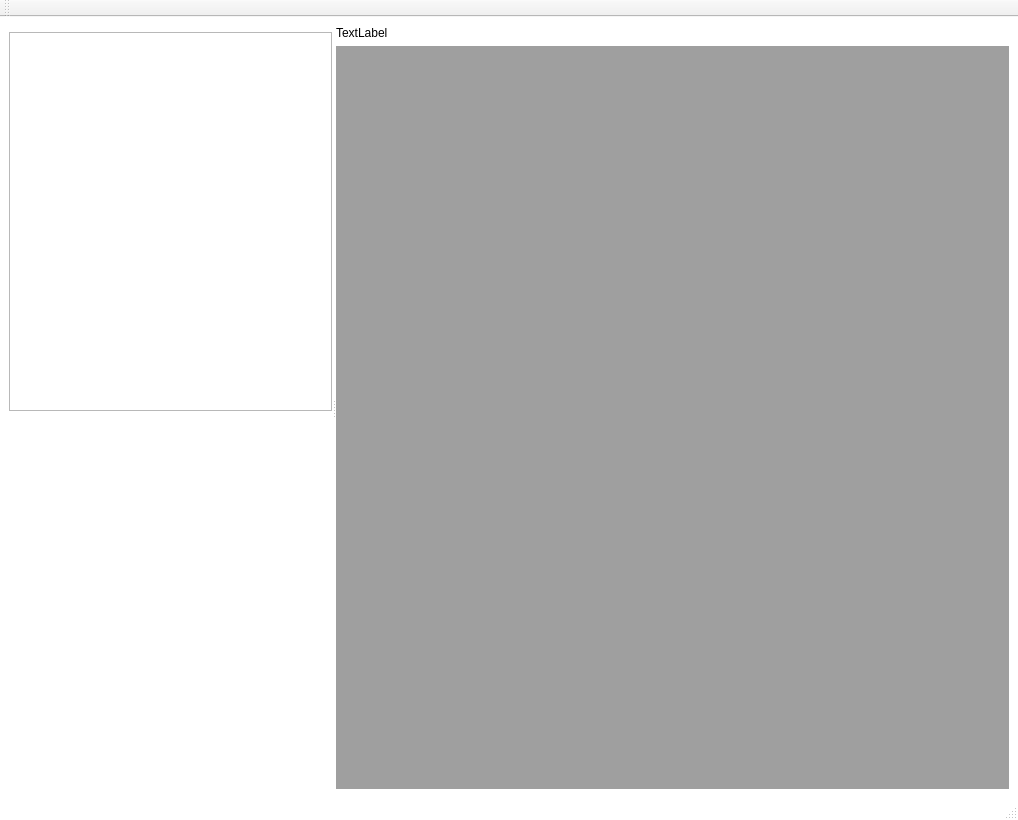
Old version of the form GUI/MainWindow.ui in the repository PaulDebus/vis_project.
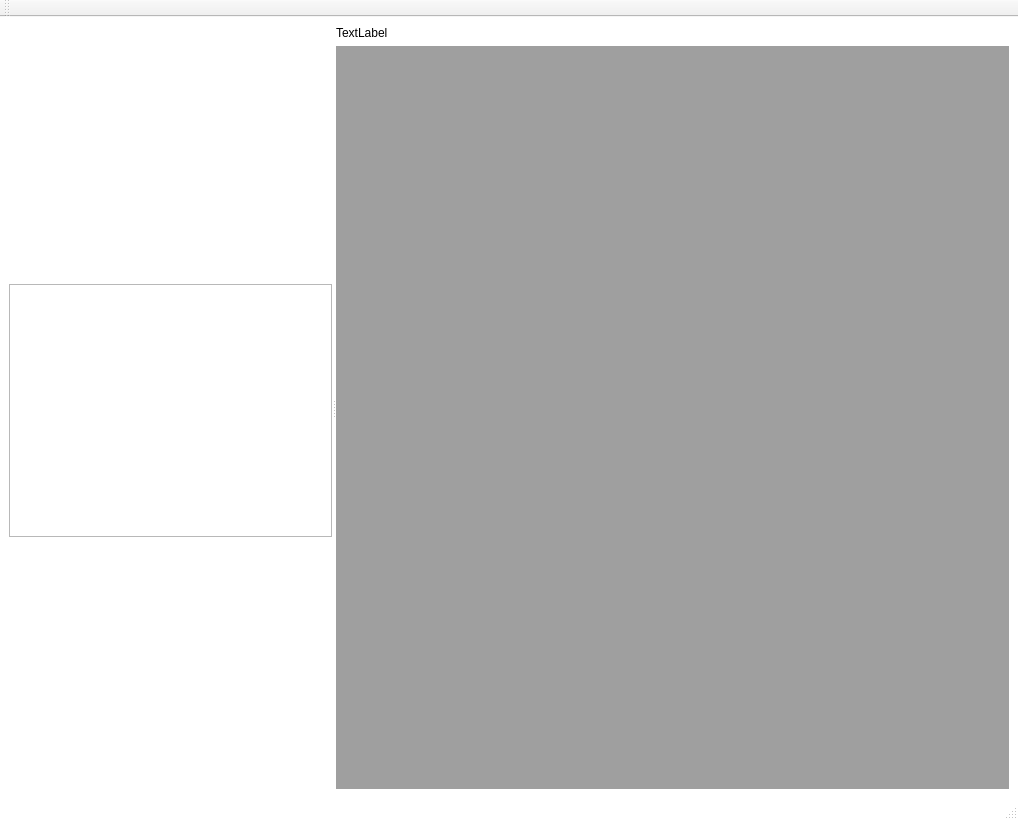
New version of the form.

Diff of the .ui file:
```diff
--- a/GUI/MainWindow.ui
+++ b/GUI/MainWindow.ui
@@ -44,7 +44,14 @@
       <widget class="QWidget" name="verticalLayoutWidget">
        <layout class="QVBoxLayout" name="verticalLayout" stretch="0,0,0">
         <item>
-         <widget class="QWidget" name="matrixWindow" native="true"/>
+         <widget class="QWidget" name="matrixWindow" native="true">
+          <property name="sizePolicy">
+           <sizepolicy hsizetype="Preferred" vsizetype="MinimumExpanding">
+            <horstretch>0</horstretch>
+            <verstretch>0</verstretch>
+           </sizepolicy>
+          </property>
+         </widget>
         </item>
         <item>
          <widget class="QListView" name="variableList">
```
